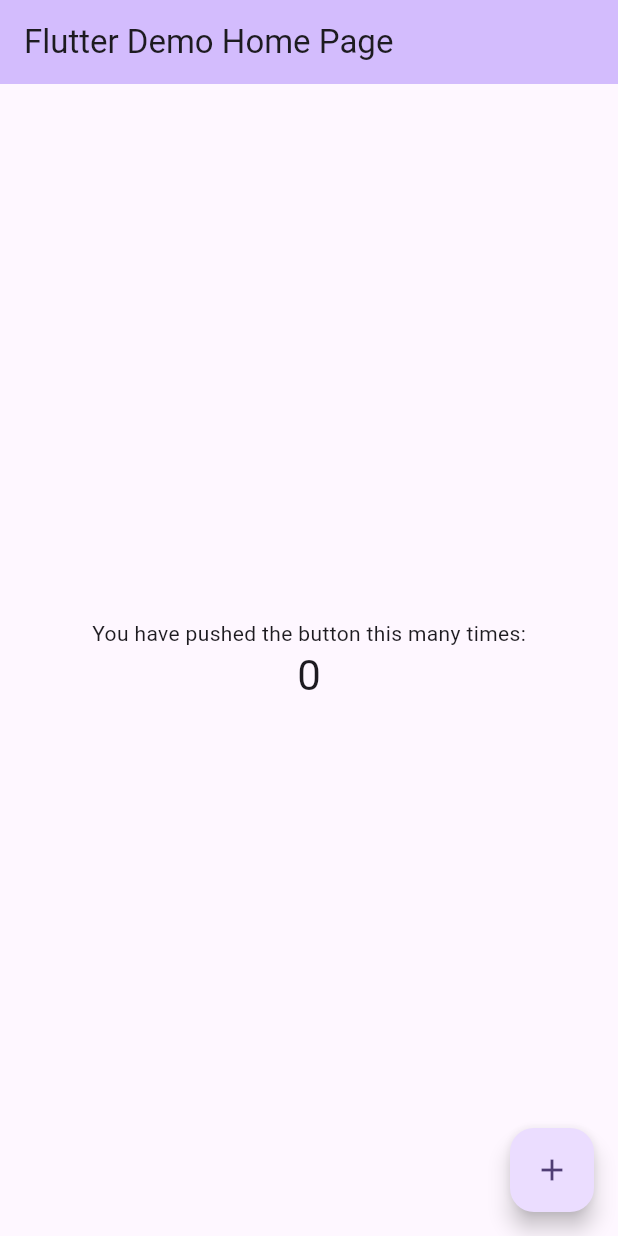
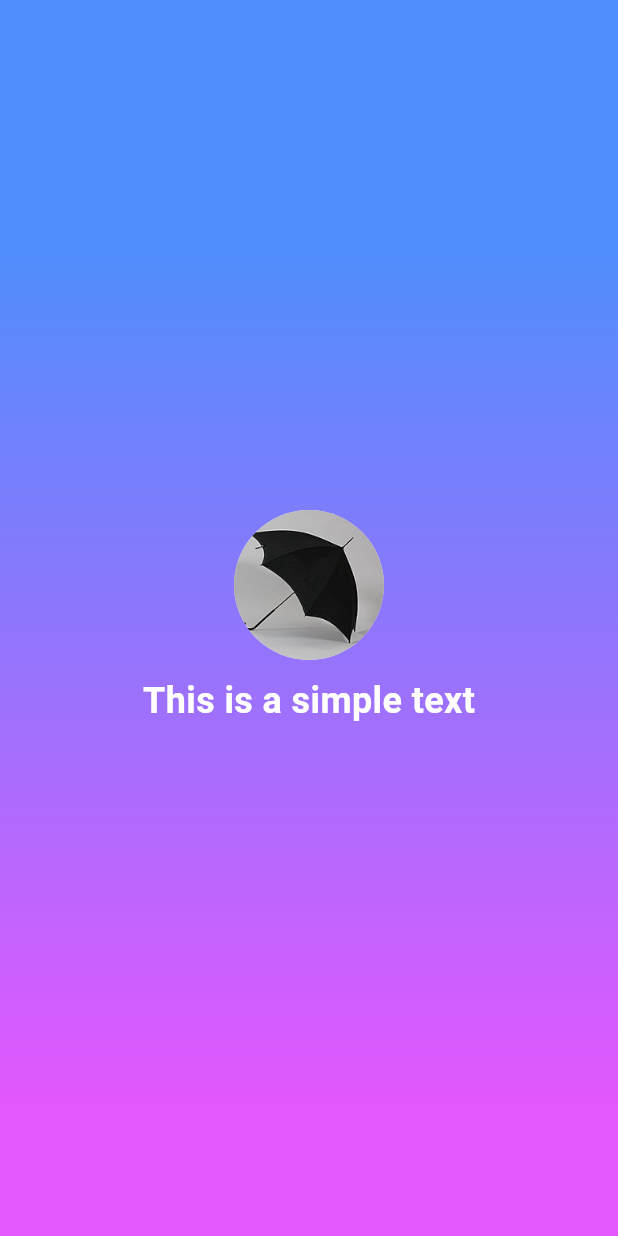
Before and after one commit to mohamedshabaan223/task_two, a Flutter app: the screen it shows after launch, on a phone screen of 412 x 824 dp. Run offline on Flutter 3.47's test engine with Material 3 defaults, Android fonts, the light colour scheme and no system bars.

Commit message:
finish_first_screen

```diff
--- a/lib/main.dart
+++ b/lib/main.dart
@@ -1,122 +1,6 @@
 import 'package:flutter/material.dart';
+import 'package:task_two/my_app/my_app.dart';
 
 void main() {
   runApp(const MyApp());
 }
-
-class MyApp extends StatelessWidget {
-  const MyApp({super.key});
-
-  // This widget is the root of your application.
-  @override
-  Widget build(BuildContext context) {
-    return MaterialApp(
-      title: 'Flutter Demo',
-      theme: ThemeData(
-        // This is the theme of your application.
-        //
-        // TRY THIS: Try running your application with "flutter run". You'll see
-        // the application has a purple toolbar. Then, without quitting the app,
-        // try changing the seedColor in the colorScheme below to Colors.green
-        // and then invoke "hot reload" (save your changes or press the "hot
-        // reload" button in a Flutter-supported IDE, or press "r" if you used
-        // the command line to start the app).
-        //
-        // Notice that the counter didn't reset back to zero; the application
-        // state is not lost during the reload. To reset the state, use hot
-        // restart instead.
-        //
-        // This works for code too, not just values: Most code changes can be
-        // tested with just a hot reload.
-        colorScheme: ColorScheme.fromSeed(seedColor: Colors.deepPurple),
-      ),
-      home: const MyHomePage(title: 'Flutter Demo Home Page'),
-    );
-  }
-}
-
-class MyHomePage extends StatefulWidget {
-  const MyHomePage({super.key, required this.title});
-
-  // This widget is the home page of your application. It is stateful, meaning
-  // that it has a State object (defined below) that contains fields that affect
-  // how it looks.
-
-  // This class is the configuration for the state. It holds the values (in this
-  // case the title) provided by the parent (in this case the App widget) and
-  // used by the build method of the State. Fields in a Widget subclass are
-  // always marked "final".
-
-  final String title;
-
-  @override
-  State<MyHomePage> createState() => _MyHomePageState();
-}
-
-class _MyHomePageState extends State<MyHomePage> {
-  int _counter = 0;
-
-  void _incrementCounter() {
-    setState(() {
-      // This call to setState tells the Flutter framework that something has
-      // changed in this State, which causes it to rerun the build method below
-      // so that the display can reflect the updated values. If we changed
-      // _counter without calling setState(), then the build method would not be
-      // called again, and so nothing would appear to happen.
-      _counter++;
-    });
-  }
-
-  @override
-  Widget build(BuildContext context) {
-    // This method is rerun every time setState is called, for instance as done
-    // by the _incrementCounter method above.
-    //
-    // The Flutter framework has been optimized to make rerunning build methods
-    // fast, so that you can just rebuild anything that needs updating rather
-    // than having to individually change instances of widgets.
-    return Scaffold(
-      appBar: AppBar(
-        // TRY THIS: Try changing the color here to a specific color (to
-        // Colors.amber, perhaps?) and trigger a hot reload to see the AppBar
-        // change color while the other colors stay the same.
-        backgroundColor: Theme.of(context).colorScheme.inversePrimary,
-        // Here we take the value from the MyHomePage object that was created by
-        // the App.build method, and use it to set our appbar title.
-        title: Text(widget.title),
-      ),
-      body: Center(
-        // Center is a layout widget. It takes a single child and positions it
-        // in the middle of the parent.
-        child: Column(
-          // Column is also a layout widget. It takes a list of children and
-          // arranges them vertically. By default, it sizes itself to fit its
-          // children horizontally, and tries to be as tall as its parent.
-          //
-          // Column has various properties to control how it sizes itself and
-          // how it positions its children. Here we use mainAxisAlignment to
-          // center the children vertically; the main axis here is the vertical
-          // axis because Columns are vertical (the cross axis would be
-          // horizontal).
-          //
-          // TRY THIS: Invoke "debug painting" (choose the "Toggle Debug Paint"
-          // action in the IDE, or press "p" in the console), to see the
-          // wireframe for each widget.
-          mainAxisAlignment: MainAxisAlignment.center,
-          children: <Widget>[
-            const Text('You have pushed the button this many times:'),
-            Text(
-              '$_counter',
-              style: Theme.of(context).textTheme.headlineMedium,
-            ),
-          ],
-        ),
-      ),
-      floatingActionButton: FloatingActionButton(
-        onPressed: _incrementCounter,
-        tooltip: 'Increment',
-        child: const Icon(Icons.add),
-      ), // This trailing comma makes auto-formatting nicer for build methods.
-    );
-  }
-}
--- /dev/null
+++ b/lib/my_app/my_app.dart
@@ -0,0 +1,14 @@
+import 'package:flutter/material.dart';
+import 'package:task_two/ui/first_screen.dart';
+
+class MyApp extends StatelessWidget {
+  const MyApp({super.key});
+
+  @override
+  Widget build(BuildContext context) {
+    return MaterialApp(
+      debugShowCheckedModeBanner: false,
+      home: FirstScreen(),
+    );
+  }
+}
--- /dev/null
+++ b/lib/ui/first_screen.dart
@@ -0,0 +1,43 @@
+import 'package:flutter/material.dart';
+
+class FirstScreen extends StatelessWidget {
+  const FirstScreen({super.key});
+
+  @override
+  Widget build(BuildContext context) {
+    return Container(
+      decoration: BoxDecoration(
+        gradient: LinearGradient(colors: [
+          const Color.fromARGB(255, 79, 142, 252),
+          const Color.fromARGB(255, 228, 87, 253),
+        ],
+        stops: [
+          0.2,
+          0.9
+        ],
+        begin: Alignment.topCenter , end: Alignment.bottomCenter
+        )
+      ),
+      child: Scaffold(
+       backgroundColor: Colors.transparent,
+       body: Center(
+         child: Column(
+          mainAxisAlignment: MainAxisAlignment.center,
+
+          children: [
+            CircleAvatar(
+
+              backgroundImage: AssetImage('assets/images/umbrella.jpg'),
+              radius: 50,
+            ),
+            SizedBox(
+              height: 10,
+            ),
+            Text('This is a simple text' , style: TextStyle(fontSize: 24 , fontWeight: FontWeight.w600 , color: Colors.white),)
+          ],
+         ),
+       ),
+      ),
+    );
+  }
+}
--- a/pubspec.yaml
+++ b/pubspec.yaml
@@ -58,8 +58,8 @@ flutter:
   uses-material-design: true
 
   # To add assets to your application, add an assets section, like this:
-  # assets:
-  #   - images/a_dot_burr.jpeg
+  assets:
+    - assets/images/
   #   - images/a_dot_ham.jpeg
 
   # An image asset can refer to one or more resolution-specific "variants", see
```
Also changed, not shown: assets/images/umbrella.jpg (added).
